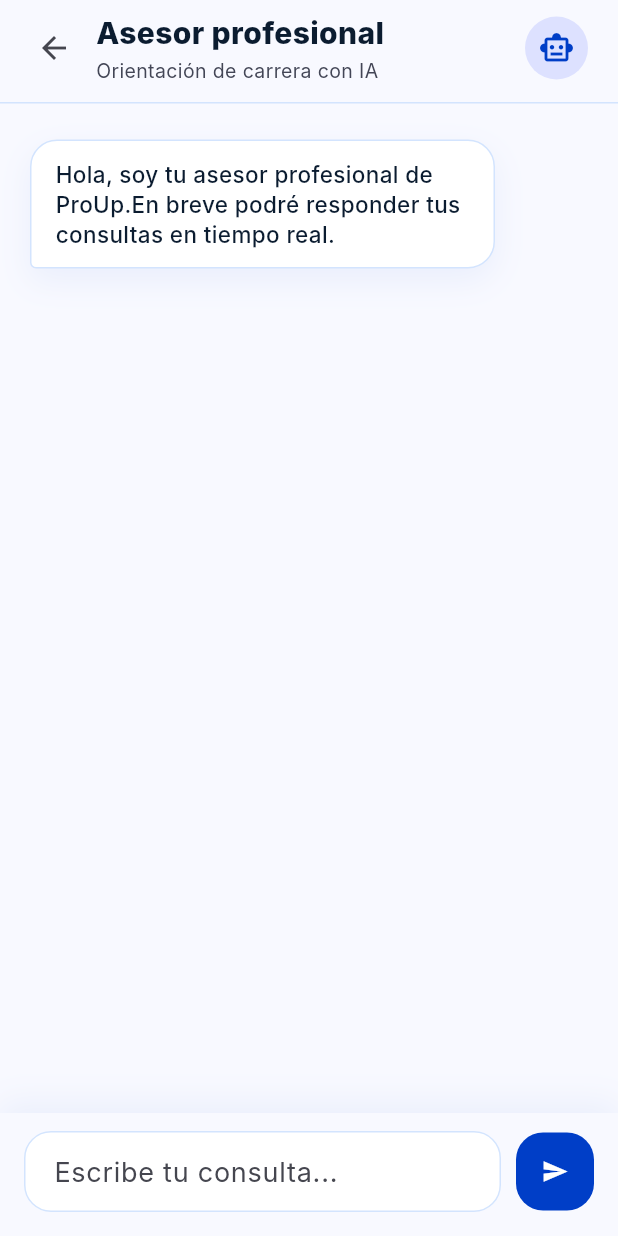
After one commit to ProUp-Application/ProUp-Frontend, a Flutter app: the _ChatbotView screen opened directly, on a phone screen of 412 x 824 dp. The commit adds this screen. Run offline on Flutter 3.47's test engine with Material 3 defaults, Android fonts, the phone set to English and light mode, and no system bars; our stand-ins replace dio, flutter_bloc, go_router; Roboto replaces fonts that are missing (Inter); statements that could not run were skipped.

Commit message:
feat: add chatbot screen

```diff
--- a/proup_mobile/lib/core/router/app_router.dart
+++ b/proup_mobile/lib/core/router/app_router.dart
@@ -9,6 +9,7 @@ import '../../features/image_analysis/presentation/screens/image_scan_screen.dar
 import '../../features/interview/presentation/screens/interview_feedback_screen.dart';
 import '../../features/interview/presentation/screens/interview_selection_screen.dart';
 import '../../features/interview/presentation/screens/interview_session_screen.dart';
+import '../../features/chatbot/presentation/screens/chatbot_screen.dart';
 
 import 'app_routes.dart';
 
@@ -61,7 +62,7 @@ class AppRouter {
       ),
       GoRoute(
         path: AppRoutes.chatbot,
-        builder: (context, state) => const _PlaceholderScreen(title: 'Chatbot'),
+        builder: (context, state) => const ChatbotScreen(),
       ),
       GoRoute(
         path: AppRoutes.progress,
--- /dev/null
+++ b/proup_mobile/lib/features/chatbot/presentation/cubit/chatbot_cubit.dart
@@ -0,0 +1,38 @@
+import 'package:flutter_bloc/flutter_bloc.dart';
+
+import 'chatbot_state.dart';
+
+class ChatbotCubit extends Cubit<ChatbotState> {
+  ChatbotCubit() : super(ChatbotState.initial());
+
+  Future<void> sendMessage(String text) async {
+    final trimmedText = text.trim();
+
+    if (trimmedText.isEmpty || state.isSending) {
+      return;
+    }
+
+    final userMessage = ChatMessage(
+      id: DateTime.now().microsecondsSinceEpoch.toString(),
+      text: trimmedText,
+      sender: ChatMessageSender.user,
+    );
+
+    emit(
+      state.copyWith(
+        messages: [...state.messages, userMessage],
+        status: ChatbotStatus.sending,
+      ),
+    );
+
+    await Future<void>.delayed(const Duration(milliseconds: 300));
+
+    emit(
+      state.copyWith(
+        status: ChatbotStatus.failure,
+        errorMessage:
+            'El chatbot todavía no se encuentra configurado. Aquí se conectará el endpoint REST de orientación profesional.',
+      ),
+    );
+  }
+}
--- /dev/null
+++ b/proup_mobile/lib/features/chatbot/presentation/cubit/chatbot_state.dart
@@ -0,0 +1,61 @@
+enum ChatMessageSender {
+  user,
+  assistant,
+}
+
+class ChatMessage {
+  const ChatMessage({
+    required this.id,
+    required this.text,
+    required this.sender,
+  });
+
+  final String id;
+  final String text;
+  final ChatMessageSender sender;
+}
+
+enum ChatbotStatus {
+  initial,
+  sending,
+  failure,
+}
+
+class ChatbotState {
+  const ChatbotState({
+    required this.messages,
+    this.status = ChatbotStatus.initial,
+    this.errorMessage,
+  });
+
+  final List<ChatMessage> messages;
+  final ChatbotStatus status;
+  final String? errorMessage;
+
+  bool get isSending => status == ChatbotStatus.sending;
+
+  ChatbotState copyWith({
+    List<ChatMessage>? messages,
+    ChatbotStatus? status,
+    String? errorMessage,
+  }) {
+    return ChatbotState(
+      messages: messages ?? this.messages,
+      status: status ?? this.status,
+      errorMessage: errorMessage,
+    );
+  }
+
+  factory ChatbotState.initial() {
+    return const ChatbotState(
+      messages: [
+        ChatMessage(
+          id: 'welcome',
+          text:
+              'Hola, soy tu asesor profesional de ProUp.En breve podré responder tus consultas en tiempo real.',
+          sender: ChatMessageSender.assistant,
+        ),
+      ],
+    );
+  }
+}
--- /dev/null
+++ b/proup_mobile/lib/features/chatbot/presentation/screens/chatbot_screen.dart
@@ -0,0 +1,115 @@
+import 'package:flutter/material.dart';
+import 'package:flutter_bloc/flutter_bloc.dart';
+import 'package:go_router/go_router.dart';
+
+import '../../../../core/router/app_routes.dart';
+import '../cubit/chatbot_cubit.dart';
+import '../cubit/chatbot_state.dart';
+import '../widgets/chat_input_bar.dart';
+import '../widgets/chat_message_bubble.dart';
+
+class ChatbotScreen extends StatelessWidget {
+  const ChatbotScreen({super.key});
+
+  @override
+  Widget build(BuildContext context) {
+    return BlocProvider(
+      create: (_) => ChatbotCubit(),
+      child: const _ChatbotView(),
+    );
+  }
+}
+
+class _ChatbotView extends StatelessWidget {
+  const _ChatbotView();
+
+  @override
+  Widget build(BuildContext context) {
+    return BlocConsumer<ChatbotCubit, ChatbotState>(
+      listener: (context, state) {
+        if (state.status == ChatbotStatus.failure &&
+            state.errorMessage != null) {
+          ScaffoldMessenger.of(context).showSnackBar(
+            SnackBar(content: Text(state.errorMessage!)),
+          );
+        }
+      },
+      builder: (context, state) {
+        return Scaffold(
+          backgroundColor: const Color(0xFFF8F9FF),
+          body: Column(
+            children: [
+              SafeArea(
+                bottom: false,
+                child: Padding(
+                  padding: const EdgeInsets.fromLTRB(12, 8, 20, 12),
+                  child: Row(
+                    children: [
+                      IconButton(
+                        tooltip: 'Volver',
+                        onPressed: () => context.go(AppRoutes.dashboard),
+                        icon: const Icon(Icons.arrow_back),
+                      ),
+                      const SizedBox(width: 4),
+                      const Expanded(
+                        child: Column(
+                          crossAxisAlignment: CrossAxisAlignment.start,
+                          children: [
+                            Text(
+                              'Asesor profesional',
+                              style: TextStyle(
+                                color: Color(0xFF0B1C30),
+                                fontSize: 20,
+                                fontWeight: FontWeight.w800,
+                              ),
+                            ),
+                            SizedBox(height: 2),
+                            Text(
+                              'Orientación de carrera con IA',
+                              style: TextStyle(
+                                color: Color(0xFF434656),
+                                fontSize: 13,
+                              ),
+                            ),
+                          ],
+                        ),
+                      ),
+                      Container(
+                        width: 42,
+                        height: 42,
+                        decoration: const BoxDecoration(
+                          color: Color(0xFFDDE1FF),
+                          shape: BoxShape.circle,
+                        ),
+                        child: const Icon(
+                          Icons.smart_toy_outlined,
+                          color: Color(0xFF003EC7),
+                        ),
+                      ),
+                    ],
+                  ),
+                ),
+              ),
+              const Divider(height: 1, color: Color(0xFFD3E4FE)),
+              Expanded(
+                child: ListView.builder(
+                  padding: const EdgeInsets.fromLTRB(20, 18, 20, 18),
+                  itemCount: state.messages.length,
+                  itemBuilder: (context, index) {
+                    return ChatMessageBubble(
+                      message: state.messages[index],
+                    );
+                  },
+                ),
+              ),
+              ChatInputBar(
+                isSending: state.isSending,
+                onSend: context.read<ChatbotCubit>().sendMessage,
+              ),
+            ],
+          ),
+        );
+      },
+    );
+  }
+}
--- /dev/null
+++ b/proup_mobile/lib/features/chatbot/presentation/widgets/chat_input_bar.dart
@@ -0,0 +1,106 @@
+import 'package:flutter/material.dart';
+
+class ChatInputBar extends StatefulWidget {
+  const ChatInputBar({
+    required this.isSending,
+    required this.onSend,
+    super.key,
+  });
+
+  final bool isSending;
+  final ValueChanged<String> onSend;
+
+  @override
+  State<ChatInputBar> createState() => _ChatInputBarState();
+}
+
+class _ChatInputBarState extends State<ChatInputBar> {
+  final _controller = TextEditingController();
+
+  @override
+  void dispose() {
+    _controller.dispose();
+    super.dispose();
+  }
+
+  void _submit() {
+    final text = _controller.text.trim();
+    if (text.isEmpty || widget.isSending) {
+      return;
+    }
+
+    widget.onSend(text);
+    _controller.clear();
+  }
+
+  @override
+  Widget build(BuildContext context) {
+    return SafeArea(
+      top: false,
+      child: Container(
+        padding: const EdgeInsets.fromLTRB(16, 12, 16, 16),
+        decoration: const BoxDecoration(
+          color: Color(0xFFF8F9FF),
+          boxShadow: [
+            BoxShadow(
+              color: Color(0x0F003EC7),
+              blurRadius: 18,
+              offset: Offset(0, -6),
+            ),
+          ],
+        ),
+        child: Row(
+          children: [
+            Expanded(
+              child: TextField(
+                controller: _controller,
+                minLines: 1,
+                maxLines: 4,
+                textInputAction: TextInputAction.send,
+                onSubmitted: (_) => _submit(),
+                decoration: InputDecoration(
+                  hintText: 'Escribe tu consulta...',
+                  filled: true,
+                  fillColor: Colors.white,
+                  contentPadding: const EdgeInsets.symmetric(
+                    horizontal: 16,
+                    vertical: 14,
+                  ),
+                  border: OutlineInputBorder(
+                    borderRadius: BorderRadius.circular(18),
+                    borderSide: const BorderSide(color: Color(0xFFD3E4FE)),
+                  ),
+                  enabledBorder: OutlineInputBorder(
+                    borderRadius: BorderRadius.circular(18),
+                    borderSide: const BorderSide(color: Color(0xFFD3E4FE)),
+                  ),
+                ),
+              ),
+            ),
+            const SizedBox(width: 10),
+            SizedBox(
+              width: 52,
+              height: 52,
+              child: FilledButton(
+                onPressed: widget.isSending ? null : _submit,
+                style: FilledButton.styleFrom(
+                  padding: EdgeInsets.zero,
+                  shape: RoundedRectangleBorder(
+                    borderRadius: BorderRadius.circular(18),
+                  ),
+                ),
+                child: widget.isSending
+                    ? const SizedBox(
+                        width: 22,
+                        height: 22,
+                        child: CircularProgressIndicator(strokeWidth: 2),
+                      )
+                    : const Icon(Icons.send),
+              ),
+            ),
+          ],
+        ),
+      ),
+    );
+  }
+}
--- /dev/null
+++ b/proup_mobile/lib/features/chatbot/presentation/widgets/chat_message_bubble.dart
@@ -0,0 +1,52 @@
+import 'package:flutter/material.dart';
+
+import '../cubit/chatbot_state.dart';
+
+class ChatMessageBubble extends StatelessWidget {
+  const ChatMessageBubble({
+    required this.message,
+    super.key,
+  });
+
+  final ChatMessage message;
+
+  @override
+  Widget build(BuildContext context) {
+    final isUser = message.sender == ChatMessageSender.user;
+
+    return Align(
+      alignment: isUser ? Alignment.centerRight : Alignment.centerLeft,
+      child: Container(
+        constraints: const BoxConstraints(maxWidth: 310),
+        margin: const EdgeInsets.symmetric(vertical: 6),
+        padding: const EdgeInsets.symmetric(horizontal: 16, vertical: 12),
+        decoration: BoxDecoration(
+          color: isUser ? const Color(0xFF003EC7) : Colors.white,
+          borderRadius: BorderRadius.only(
+            topLeft: const Radius.circular(18),
+            topRight: const Radius.circular(18),
+            bottomLeft: Radius.circular(isUser ? 18 : 4),
+            bottomRight: Radius.circular(isUser ? 4 : 18),
+          ),
+          border: isUser ? null : Border.all(color: const Color(0xFFD3E4FE)),
+          boxShadow: const [
+            BoxShadow(
+              color: Color(0x0F003EC7),
+              blurRadius: 18,
+              offset: Offset(0, 8),
+            ),
+          ],
+        ),
+        child: Text(
+          message.text,
+          style: TextStyle(
+            color: isUser ? Colors.white : const Color(0xFF0B1C30),
+            fontSize: 15,
+            height: 1.35,
+            fontWeight: FontWeight.w500,
+          ),
+        ),
+      ),
+    );
+  }
+}
```
